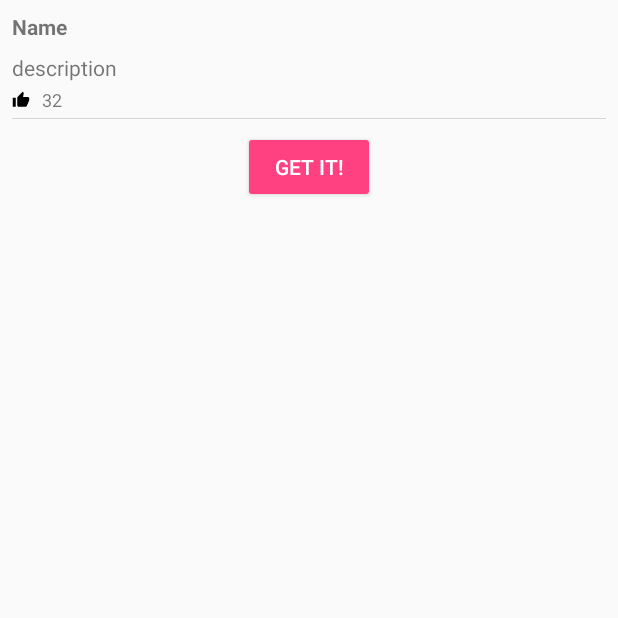
After one commit to slowfarm/ProductHunt, an Android app: the PostDetailsActivity screen opened directly, with no data from a screen before it, on a phone screen of 412 x 824 dp, the top half of it. The commit adds this screen. Run offline under Robolectric (Android 15) with nearby library versions, the phone set to English and light mode, and no system bars; our stand-ins replace Picasso; libraries missing offline, so code that uses them is left out: io.realm, io.realm.annotations; pictures from the network do not load.

Commit message:
Добавлены экраны Список продуктов и Страница продукта

```diff
--- a/app/build.gradle
+++ b/app/build.gradle
@@ -18,6 +18,11 @@ android {
             proguardFiles getDefaultProguardFile('proguard-android.txt'), 'proguard-rules.pro'
         }
     }
+
+    compileOptions {
+        android.compileOptions.sourceCompatibility 1.8
+        android.compileOptions.targetCompatibility 1.8
+    }
 }
 
 dependencies {
--- a/app/src/main/AndroidManifest.xml
+++ b/app/src/main/AndroidManifest.xml
@@ -1,6 +1,8 @@
 <?xml version="1.0" encoding="utf-8"?>
 <manifest xmlns:android="http://schemas.android.com/apk/res/android"
     package="eva.android.com.producthunt">
+
+    <uses-permission android:name="android.permission.INTERNET" />
 
     <application
         android:allowBackup="true"
@@ -9,13 +11,15 @@
         android:roundIcon="@mipmap/ic_launcher_round"
         android:supportsRtl="true"
         android:theme="@style/AppTheme">
-        <activity android:name=".MainActivity">
+        <activity android:name=".activities.MainActivity">
             <intent-filter>
                 <action android:name="android.intent.action.MAIN" />
 
                 <category android:name="android.intent.category.LAUNCHER" />
             </intent-filter>
         </activity>
+
+        <activity android:name=".activities.PostDetailsActivity" />
     </application>
 
 </manifest>
--- /dev/null
+++ b/app/src/main/java/eva/android/com/producthunt/activities/PostDetailsActivity.java
@@ -0,0 +1,52 @@
+package eva.android.com.producthunt.activities;
+
+import android.content.Intent;
+import android.net.Uri;
+import android.os.Bundle;
+import android.support.v7.app.AppCompatActivity;
+import android.widget.Button;
+import android.widget.ImageView;
+import android.widget.TextView;
+
+import com.squareup.picasso.Picasso;
+
+import eva.android.com.producthunt.R;
+import eva.android.com.producthunt.models.Post;
+import eva.android.com.producthunt.models.ScreenshotUrl;
+
+
+public class PostDetailsActivity extends AppCompatActivity {
+    @Override
+    protected void onCreate(Bundle savedInstanceState) {
+        super.onCreate(savedInstanceState);
+        setContentView(R.layout.activity_post_details);
+        Intent intent = getIntent();
+        int id = intent.getIntExtra("id", 0);
+
+        TextView name = findViewById(R.id.name);
+        TextView description = findViewById(R.id.description);
+        TextView voteCount = findViewById(R.id.vote_count);
+        ImageView screenshot = findViewById(R.id.screenshot);
+        Button getItBtn = findViewById(R.id.get_it_btn);
+
+        Post post = new Post();
+        post.setName("Name");
+        post.setTagline("description");
+        post.setVotesCount(32);
+        post.setScreenshotUrl(new ScreenshotUrl());
+        post.getScreenshotUrl().set850px("asdasd");
+        post.setRedirectUrl("http://www.google.com");
+
+        name.setText(post.getName());
+        description.setText(post.getTagline());
+        voteCount.setText(String.valueOf(post.getVotesCount()));
+
+        Picasso.with(this).load(post.getScreenshotUrl().get850px()).into(screenshot);
+
+        getItBtn.setOnClickListener(view-> {
+            Intent browserIntent = new Intent(Intent.ACTION_VIEW, Uri.parse(post.getRedirectUrl()));
+            startActivity(browserIntent);
+        });
+
+    }
+}
--- /dev/null
+++ b/app/src/main/res/drawable/ic_thumb_up.xml
@@ -0,0 +1,9 @@
+<vector xmlns:android="http://schemas.android.com/apk/res/android"
+        android:width="24dp"
+        android:height="24dp"
+        android:viewportWidth="24.0"
+        android:viewportHeight="24.0">
+    <path
+        android:fillColor="#FF000000"
+        android:pathData="M1,21h4L5,9L1,9v12zM23,10c0,-1.1 -0.9,-2 -2,-2h-6.31l0.95,-4.57 0.03,-0.32c0,-0.41 -0.17,-0.79 -0.44,-1.06L14.17,1 7.59,7.59C7.22,7.95 7,8.45 7,9v10c0,1.1 0.9,2 2,2h9c0.83,0 1.54,-0.5 1.84,-1.22l3.02,-7.05c0.09,-0.23 0.14,-0.47 0.14,-0.73v-1.91l-0.01,-0.01L23,10z"/>
+</vector>
--- /dev/null
+++ b/app/src/main/res/layout/activity_post_details.xml
@@ -0,0 +1,61 @@
+<?xml version="1.0" encoding="utf-8"?>
+<LinearLayout xmlns:android="http://schemas.android.com/apk/res/android"
+    xmlns:tools="http://schemas.android.com/tools"
+    android:layout_width="match_parent"
+    android:layout_height="match_parent"
+    android:layout_margin="8dp"
+    android:gravity="center_horizontal"
+    android:orientation="vertical">
+
+    <TextView
+        android:id="@+id/name"
+        android:layout_width="match_parent"
+        android:layout_height="wrap_content"
+        android:textStyle="bold"
+        tools:text="Name" />
+
+    <TextView
+        android:id="@+id/description"
+        android:layout_width="match_parent"
+        android:layout_height="wrap_content"
+        android:layout_marginTop="8dp"
+        tools:text="Description" />
+
+    <LinearLayout
+        android:layout_width="match_parent"
+        android:layout_height="wrap_content"
+        android:gravity="center_vertical"
+        android:orientation="horizontal">
+
+        <ImageView
+            android:id="@+id/imageView"
+            android:layout_width="24dp"
+            android:layout_height="24dp"
+            android:layout_weight="1"
+            android:src="@drawable/ic_thumb_up" />
+
+        <TextView
+            android:id="@+id/vote_count"
+            android:layout_width="match_parent"
+            android:layout_height="wrap_content"
+            android:layout_marginLeft="8dp"
+            android:layout_weight="1"
+            android:textSize="12sp"
+            tools:text="Vote Count"
+            android:layout_marginStart="8dp" />
+    </LinearLayout>
+
+    <ImageView
+        android:id="@+id/screenshot"
+        android:layout_width="match_parent"
+        android:layout_height="wrap_content"
+        tools:src="@mipmap/ic_launcher" />
+
+    <Button
+        android:id="@+id/get_it_btn"
+        style="@style/Widget.AppCompat.Button.Colored"
+        android:layout_width="wrap_content"
+        android:layout_height="wrap_content"
+        android:layout_marginTop="8dp"
+        android:text="@string/get_it" />
+</LinearLayout>
--- a/app/src/main/res/values/strings.xml
+++ b/app/src/main/res/values/strings.xml
@@ -1,3 +1,7 @@
 <resources>
     <string name="app_name">ProductHunt</string>
+    <string name="access_token">591f99547f569b05ba7d8777e2e0824eea16c440292cce1f8dfb3952cc9937ff</string>
+    <string name="get_it">Get it!</string>
+    <string name="tech">Tech</string>
+    <string name="no_connection">no connection</string>
 </resources>
--- a/app/src/main/res/values/styles.xml
+++ b/app/src/main/res/values/styles.xml
@@ -1,7 +1,7 @@
 <resources>
 
     <!-- Base application theme. -->
-    <style name="AppTheme" parent="Theme.AppCompat.Light.DarkActionBar">
+    <style name="AppTheme" parent="Theme.AppCompat.Light.NoActionBar">
         <!-- Customize your theme here. -->
         <item name="colorPrimary">@color/colorPrimary</item>
         <item name="colorPrimaryDark">@color/colorPrimaryDark</item>
```
Also changed, not shown: app/src/main/java/eva/android/com/producthunt/Application.java (added, +42 -0 lines), app/src/main/java/eva/android/com/producthunt/MainActivity.java (deleted, +0 -13 lines), app/src/main/java/eva/android/com/producthunt/activities/MainActivity.java (added, +49 -0 lines), app/src/main/java/eva/android/com/producthunt/adapters/PostsAdapter.java (added, +69 -0 lines), app/src/main/java/eva/android/com/producthunt/interfaces/http/ProductHuntApi.java (added, +12 -0 lines), app/src/main/res/drawable/activity_post_details.xml (added, +59 -0 lines), app/src/main/res/drawable/ic_arrow_drop_down.xml (added, +9 -0 lines), app/src/main/res/layout/activity_main.xml (+17 -5 lines), app/src/main/res/layout/app_bar.xml (added, +37 -0 lines), app/src/main/res/layout/post_list_item.xml (added, +79 -0 lines).
